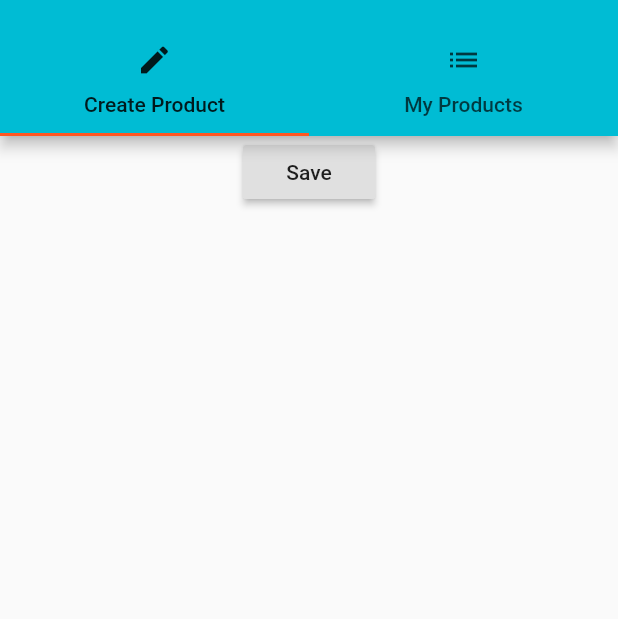
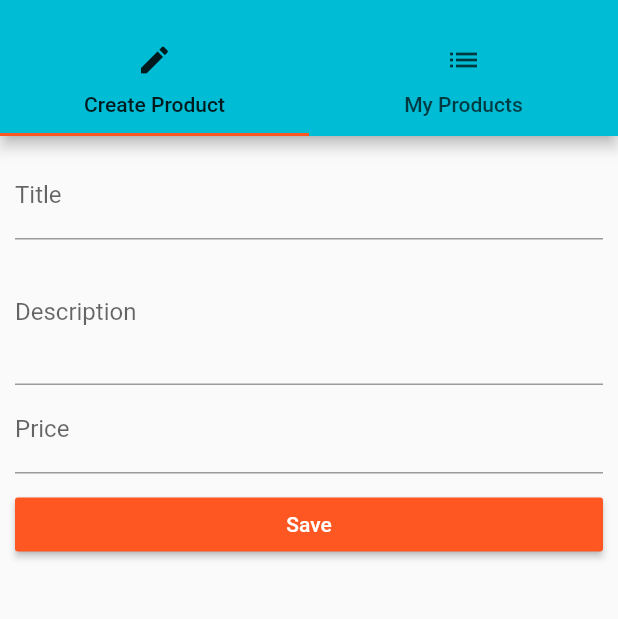
Before and after one commit to rkunboxed/flutter-app, a Flutter app: the ManagePage screen opened by its route, on a phone screen of 412 x 824 dp, the part 59-678 px from its top. Run offline on Flutter 3.47's test engine with Material 2 defaults, Android fonts, the phone set to English and light mode, and no system bars.

Commit message:
created basic form to add product

```diff
--- a/lib/pages/manage.dart
+++ b/lib/pages/manage.dart
@@ -4,6 +4,11 @@ import '../pages/product_create.dart';
 import '../pages/product_list.dart';
 
 class ManagePage extends StatelessWidget {
+  final Function addProduct;
+  final Function deleteProduct;
+
+  ManagePage(this.addProduct, this.deleteProduct);
+
   @override
   Widget build(BuildContext context) {
     return DefaultTabController(
@@ -42,7 +47,7 @@ class ManagePage extends StatelessWidget {
           ),
           body: TabBarView(
             children: <Widget>[
-              ProductCreatePage(),
+              ProductCreatePage(addProduct, deleteProduct),
               ProductListPage()
             ],
           )
--- a/lib/pages/product_create.dart
+++ b/lib/pages/product_create.dart
@@ -1,21 +1,79 @@
 import 'package:flutter/material.dart';
 
-class ProductCreatePage extends StatelessWidget {
+class ProductCreatePage extends StatefulWidget {
+
+  final Function addProduct;
+  final Function deleteProduct;
+
+  ProductCreatePage(this.addProduct, this.deleteProduct);
+
+  @override
+  State<StatefulWidget> createState() {
+    return _ProductCreatePageState();
+  }
+}
+
+class _ProductCreatePageState extends State<ProductCreatePage> {
+  String titleValue = '';
+  String descValue = '';
+  double priceValue = 0.0;
+
+
+
   @override
   Widget build(BuildContext context) {
-    return Column(children: <Widget>[
+    return Container(
+      margin: EdgeInsets.all(10.0),
+      child: ListView(children: <Widget>[
+      TextField(
+        decoration: InputDecoration(labelText: 'Title'),
+        onChanged: (String value) { //fires every keystroke
+          setState(() {
+            titleValue = value;
+          });
+        },
+      ),
+      TextField(
+        decoration: InputDecoration(labelText: 'Description'),
+        maxLines: 3,
+        onChanged: (String value) {
+          setState(() {
+            descValue = value;
+          });
+        },
+      ),
+      TextField(
+        decoration: InputDecoration(labelText: 'Price'),
+        keyboardType: TextInputType.number,
+        onChanged: (String value) {
+          setState(() {
+            priceValue = double.parse(value);
+          });
+        },
+      ),
+      SizedBox(height: 10.0),
       RaisedButton(
         child: Text('Save'),
+        color: Theme.of(context).accentColor,
+        textColor: Colors.white,
         onPressed: () {
-          showModalBottomSheet(
-              context: context,
-              builder: (BuildContext context) {
-                return Column(children: <Widget>[
-                  Text('This is a modal'),
-                ]);
-              });
+          final Map<String, dynamic> product = {
+            'title': titleValue,
+            'description': descValue,
+            'price': priceValue,
+            'image': 'assets/food.jpg'
+          };
+          widget.addProduct(product);
+          Navigator.pushReplacementNamed(context, '/');
+          // showModalBottomSheet(
+          //     context: context,
+          //     builder: (BuildContext context) {
+          //       return Column(children: <Widget>[
+          //         Text('This is a modal'),
+          //       ]);
+          //     });
         },
       ),
-    ]);
+    ]));
   }
 }
```
Also changed, not shown: lib/main.dart (+5 -5 lines), lib/pages/products.dart (+3 -5 lines), lib/product_control.dart (deleted, +0 -18 lines), lib/product_manager.dart (+3 -10 lines), lib/products.dart (+2 -9 lines).
